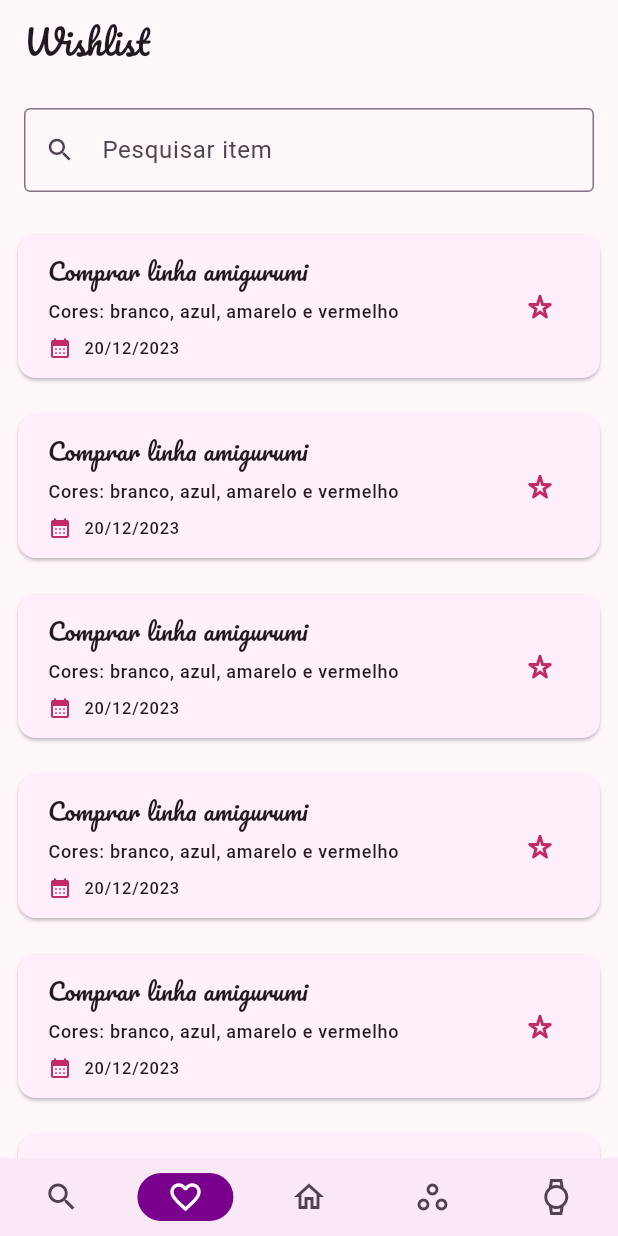
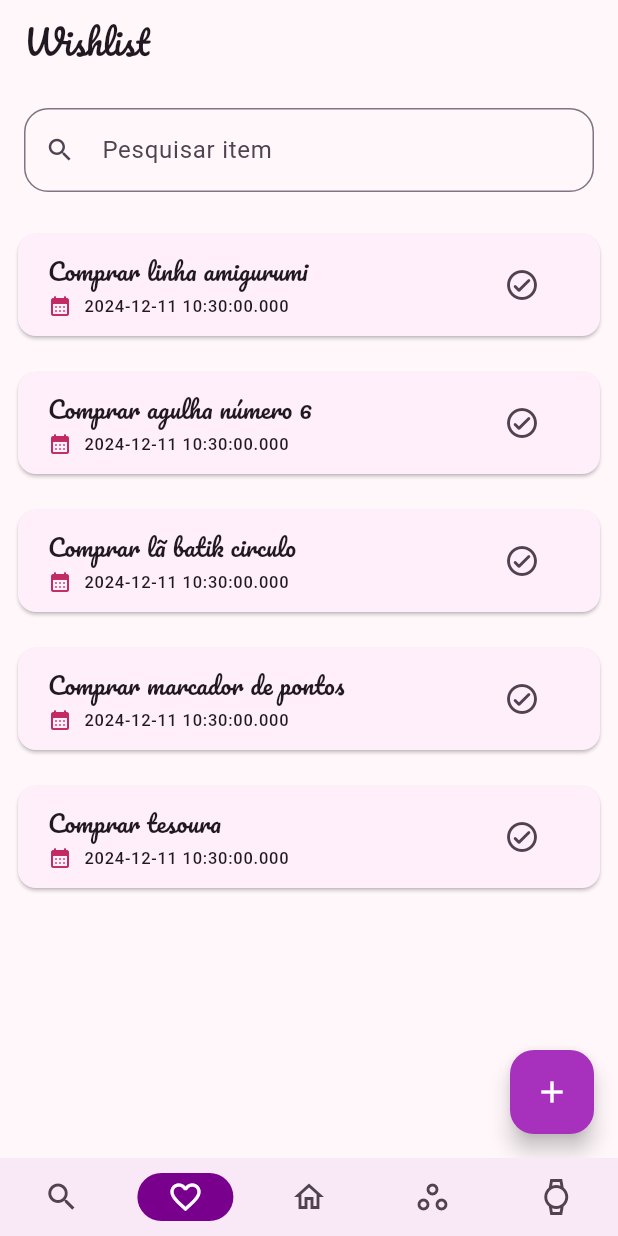
Before and after one commit to saycass/crochetime, a Flutter app: the screen it shows after launch, item 2 of the bottom bar chosen, on a phone screen of 412 x 824 dp. Run offline on Flutter 3.47's test engine with Material 3 defaults, Android fonts, the phone set to English and light mode, and no system bars; our stand-ins replace go_router, google_fonts; network calls fail.

Commit message:
Update wishlist home screen

```diff
--- a/lib/ui/wishlist/home/home_screen.dart
+++ b/lib/ui/wishlist/home/home_screen.dart
@@ -1,12 +1,20 @@
 import 'package:flutter/material.dart';
 
 import '../../core/themes/dimension.dart';
+import '../model/to_buy.dart';
 import 'widgets/list_card.dart';
 
-class HomeScreen extends StatelessWidget {
+class HomeScreen extends StatefulWidget {
   const HomeScreen({
     super.key,
   });
+
+  @override
+  State<HomeScreen> createState() => _HomeScreenState();
+}
+
+class _HomeScreenState extends State<HomeScreen> {
+  final toBuyList = ToBuy.toBuyList();
 
   @override
   Widget build(BuildContext context) {
@@ -21,14 +29,16 @@ class HomeScreen extends StatelessWidget {
           SliverToBoxAdapter(
             child: Padding(
               padding: Dimension.small.allPadding,
-              child: const TextField(
+              child: TextField(
                 decoration: InputDecoration(
-                  prefixIcon: Icon(
+                  prefixIcon: const Icon(
                     Icons.search,
                     size: 20,
                   ),
-                  border: OutlineInputBorder(),
-                  hintText: "Pesquisar item",
+                  border: OutlineInputBorder(
+                    borderRadius: Dimension.small.circularBorder,
+                  ),
+                  hintText: 'Pesquisar item',
                 ),
               ),
             ),
@@ -38,14 +48,27 @@ class HomeScreen extends StatelessWidget {
               (BuildContext context, int index) {
                 return Padding(
                   padding: Dimension.smaller.allPadding,
-                  child: const ListCard(),
+                  child: ListCard(
+                    toBuy: toBuyList.elementAt(index),
+                    onToBuyChanged: _handleToBuyChange,
+                  ),
                 );
               },
-              childCount: 7,
+              childCount: toBuyList.length,
             ),
           ),
         ],
       ),
+      floatingActionButton: FloatingActionButton(
+        onPressed: () {},
+        child: const Icon(Icons.add),
+      ),
     );
   }
+
+  void _handleToBuyChange(ToBuy tobuy) {
+    setState(() {
+      tobuy.isDone = !tobuy.isDone;
+    });
+  }
 }
--- a/lib/ui/wishlist/home/widgets/list_card.dart
+++ b/lib/ui/wishlist/home/widgets/list_card.dart
@@ -2,43 +2,56 @@ import 'package:flutter/material.dart';
 
 import '../../../core/themes/dimension.dart';
 import '../../../extensions/extensions.dart';
+import '../../model/to_buy.dart';
 
-class ListCard extends StatelessWidget {
-  final String title;
-  final String subtitle;
-  final String data;
+class ListCard extends StatefulWidget {
+  final ToBuy toBuy;
+
+  final void Function(ToBuy) onToBuyChanged;
+
   const ListCard({
     super.key,
-    this.title = 'Comprar linha amigurumi',
-    this.subtitle = 'Cores: branco, azul, amarelo e vermelho',
-    this.data = '20/12/2023',
+    required this.toBuy,
+    required this.onToBuyChanged,
   });
 
+  @override
+  State<ListCard> createState() => _ListCardState();
+}
+
+class _ListCardState extends State<ListCard> {
+  final toBuyList = ToBuy.toBuyList();
   @override
   Widget build(BuildContext context) {
     return Card(
       child: Padding(
         padding: Dimension.smallest.allPadding,
         child: ListTile(
-          trailing: Icon(
-            Icons.star_border_purple500_rounded,
-            color: context.colorScheme.tertiaryContainer,
+          trailing: IconButton(
+            onPressed: () {
+              widget.onToBuyChanged(widget.toBuy);
+            },
+            icon: Icon(
+              widget.toBuy.isDone
+                  ? Icons.check_circle_outline_rounded
+                  : Icons.radio_button_unchecked_rounded,
+            ),
           ),
           title: Column(
             crossAxisAlignment: CrossAxisAlignment.start,
             children: [
               Text(
-                title,
+                widget.toBuy.description,
                 maxLines: 1,
                 style: context.textTheme.titleMedium!,
               ),
-              Dimension.smaller.vertical,
-              Text(
-                subtitle,
-                maxLines: 2,
-                style: context.textTheme.labelMedium!,
-              ),
-              Dimension.smaller.vertical,
+              // Dimension.smaller.vertical,
+              // // Text(
+              // //   subtitle,
+              // //   maxLines: 2,
+              // //   style: context.textTheme.labelMedium!,
+              // // ),
+              Dimension.smallest.vertical,
               Row(
                 children: [
                   Icon(
@@ -48,7 +61,7 @@ class ListCard extends StatelessWidget {
                   ),
                   Dimension.smaller.horizontal,
                   Text(
-                    data,
+                    widget.toBuy.createdAt.toString(),
                     style: context.textTheme.labelSmall,
                   ),
                 ],
--- /dev/null
+++ b/lib/ui/wishlist/model/to_buy.dart
@@ -0,0 +1,23 @@
+class ToBuy {
+  final String id;
+  final String description;
+  bool isDone;
+  final DateTime createdAt;
+
+  ToBuy({
+    required this.description,
+    this.isDone = false,
+    required this.id,
+  }) : createdAt = DateTime.now();
+
+  static List<ToBuy> toBuyList() {
+    return [
+      ToBuy(description: 'Comprar linha amigurumi', isDone: true, id: '1'),
+      ToBuy(description: 'Comprar agulha número 6', isDone: true, id: '2'),
+      ToBuy(description: 'Comprar lã batik circulo', isDone: true, id: '3'),
+      ToBuy(description: 'Comprar marcador de pontos', isDone: true, id: '4'),
+      ToBuy(description: 'Comprar tesoura', isDone: true, id: '5'),
+    ];
+  }
+
+}
--- a/lib/ui/workspace/home/widgets/searchbox.dart
+++ /dev/null
@@ -1,11 +0,0 @@
-import 'package:flutter/material.dart';
-
-class Searchbox extends StatelessWidget {
-  const Searchbox({super.key});
-
-  @override
-  Widget build(BuildContext context) {
-    return  Container();
-
-  }
-}
```
